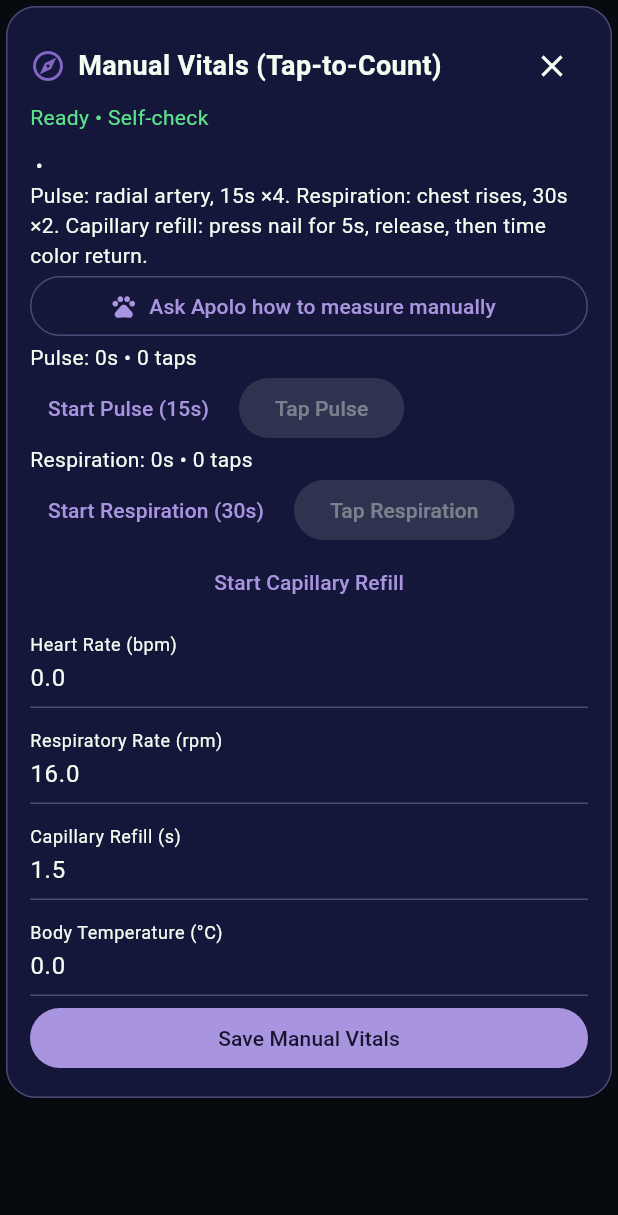
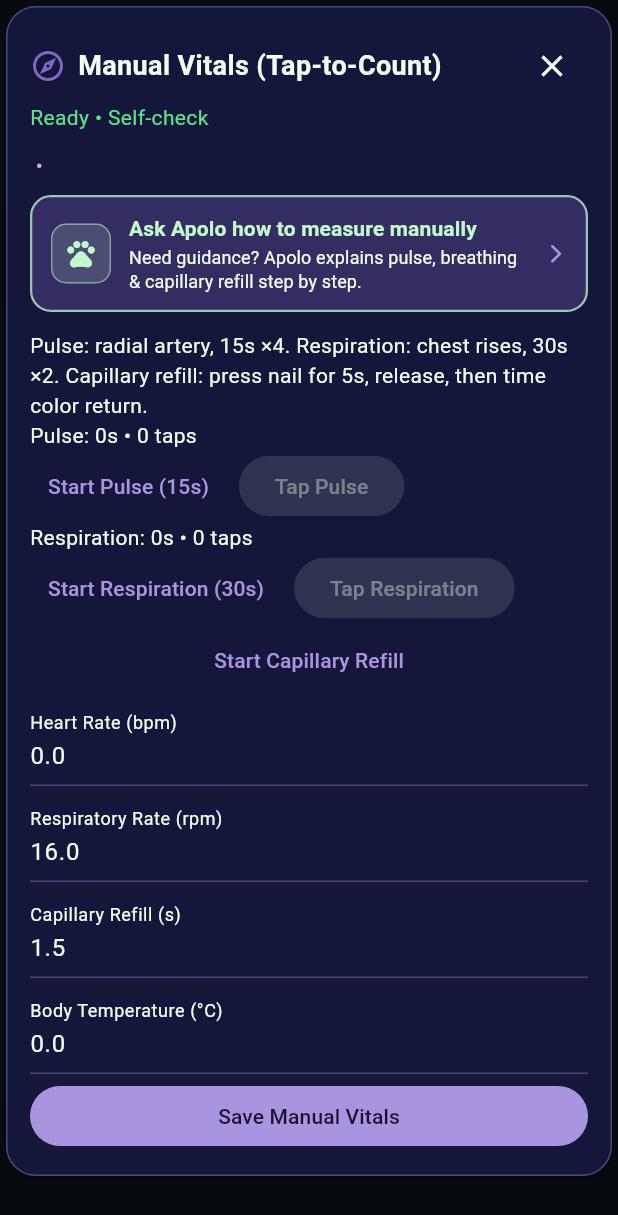
Before and after one commit to Miguelax0718/Insterestelares, a Flutter app: the _ManualForm widget shown alone on an empty page, opened directly with empty values, on a phone screen of 412 x 824 dp. Shown: the top 1215 px of the screen. Run offline on Flutter 3.47's test engine with Material 3 defaults, Android fonts, the phone set to English and light mode, and no system bars; our stand-ins replace audioplayers, camera, fl_chart, flutter_riverpod, flutter_tts, hive and 3 more; missing offline and left inert: record; accounts and stored records are empty; network calls fail.

Commit message:
feat(vitals): promote Ask Apolo manual vitals button to accented top CTA

```diff
--- a/lib/features/01_general_health/presentation/cockpit_widgets/vitals_cockpit_cards.dart
+++ b/lib/features/01_general_health/presentation/cockpit_widgets/vitals_cockpit_cards.dart
@@ -212,15 +212,29 @@ class _ManualFormState extends ConsumerState<_ManualForm> {
       'body_temp': record.bodyTemp, 'source': 'manual'});
   }
   @override
-  Widget build(BuildContext context) => CockpitCard(
-    title: 'Manual Vitals (Tap-to-Count)', onDismiss: widget.onDismiss, children: [
-      Text('${widget.astronaut.callsign} • ${widget.astronaut.id}'),
-      const Text('Pulse: radial artery, 15s ×4. Respiration: chest rises, 30s ×2. '
-        'Capillary refill: press nail for 5s, release, then time color return.'),
-      OutlinedButton.icon(
+  Widget build(BuildContext context) {
+    const p = ApoloPalette.standard;
+    return CockpitCard(
+      title: 'Manual Vitals (Tap-to-Count)',
+      onDismiss: widget.onDismiss,
+      children: [
+        Text(
+          '${widget.astronaut.callsign} • ${widget.astronaut.id}',
+          style: TextStyle(color: p.text2),
+        ),
+        const SizedBox(height: 10),
+        FilledButton(
           key: const ValueKey('manual_vitals_ask_apolo_button'),
-        icon: const Icon(Icons.pets),
-        label: const Text('Ask Apolo how to measure manually'),
+          style: FilledButton.styleFrom(
+            backgroundColor: p.lav.withValues(alpha: 0.28),
+            foregroundColor: p.text,
+            padding: const EdgeInsets.symmetric(horizontal: 14, vertical: 12),
+            shape: RoundedRectangleBorder(
+              borderRadius: BorderRadius.circular(14),
+              side: BorderSide(color: p.mint.withValues(alpha: 0.75), width: 1.5),
+            ),
+            alignment: Alignment.centerLeft,
+          ),
           onPressed: () {
             final orchestrator = ref.read(agentOrchestratorProvider.notifier);
             final speakReply = ref.read(agentVoiceRepliesEnabledProvider);
@@ -230,7 +244,52 @@ class _ManualFormState extends ConsumerState<_ManualForm> {
               speakReply: speakReply,
             ));
           },
+          child: Row(
+            children: [
+              Container(
+                padding: const EdgeInsets.all(8),
+                decoration: BoxDecoration(
+                  color: p.mint.withValues(alpha: 0.16),
+                  borderRadius: BorderRadius.circular(10),
+                  border: Border.all(color: p.mint.withValues(alpha: 0.5)),
                 ),
+                child: Icon(Icons.pets, color: p.mint, size: 22),
+              ),
+              const SizedBox(width: 12),
+              Expanded(
+                child: Column(
+                  crossAxisAlignment: CrossAxisAlignment.start,
+                  mainAxisSize: MainAxisSize.min,
+                  children: [
+                    Text(
+                      'Ask Apolo how to measure manually',
+                      style: TextStyle(
+                        color: p.mint,
+                        fontWeight: FontWeight.w700,
+                        fontSize: 14,
+                      ),
+                    ),
+                    const SizedBox(height: 2),
+                    Text(
+                      'Need guidance? Apolo explains pulse, breathing & capillary refill step by step.',
+                      style: TextStyle(
+                        color: p.text,
+                        fontWeight: FontWeight.w400,
+                        fontSize: 12,
+                        height: 1.3,
+                      ),
+                    ),
+                  ],
+                ),
+              ),
+              const SizedBox(width: 8),
+              Icon(Icons.arrow_forward_ios_rounded, size: 15, color: p.lav2),
+            ],
+          ),
+        ),
+        const SizedBox(height: 12),
+        const Text('Pulse: radial artery, 15s ×4. Respiration: chest rises, 30s ×2. '
+          'Capillary refill: press nail for 5s, release, then time color return.'),
       for (var i = 0; i < 2; i++) ...[
         Text('${i == 0 ? 'Pulse' : 'Respiration'}: ${_remaining[i]}s • ${_taps[i]} taps'),
         Wrap(spacing: 8, children: [
@@ -258,3 +317,4 @@ class _ManualFormState extends ConsumerState<_ManualForm> {
         ? null : _save, child: const Text('Save Manual Vitals')),
     ]);
   }
+}
```
Also changed, not shown: 1 other file. Lines whose indentation alone changed are shown as unchanged.
